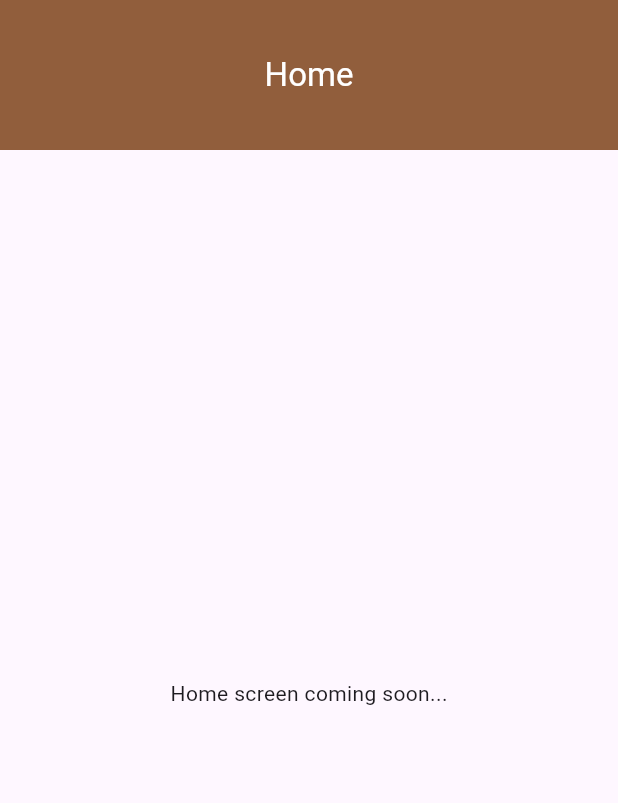
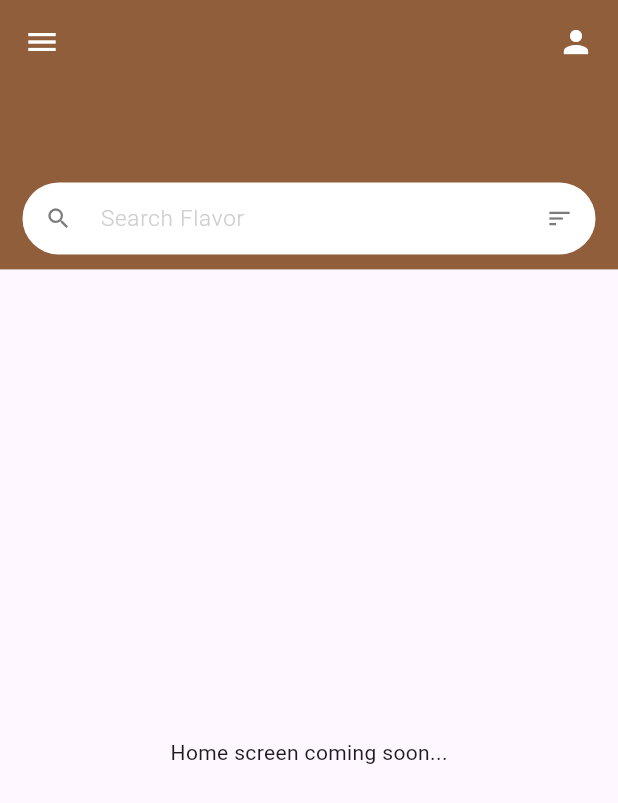
Before and after one commit to kainatnaeem/Flutter-Coffee-App, a Flutter app: the HomeScreen screen opened directly, on a phone screen of 412 x 824 dp. Shown: the top 803 px of the screen. Run offline on Flutter 3.47's test engine with Material 2 defaults, Android fonts, the phone set to English and light mode, and no system bars.

Commit message:
Splash + Home Screen

```diff
--- /dev/null
+++ b/lib/core/utils/widgets/search_field.dart
@@ -0,0 +1,44 @@
+import 'package:flutter/material.dart';
+
+class HomeSearchField extends StatelessWidget {
+  const HomeSearchField({
+    Key? key,
+  }) : super(key: key);
+
+  @override
+  Widget build(BuildContext context) {
+    return TextField(
+      decoration: InputDecoration(
+          isDense: true,
+          contentPadding: EdgeInsets.symmetric(horizontal: 0, vertical: 0),
+          border: OutlineInputBorder(
+            borderRadius: BorderRadius.all(
+              Radius.circular(50.0),
+            ),
+             borderSide: const BorderSide(
+                                  width: 0,
+                                  style: BorderStyle.none,
+                                ),
+
+            //borderSide: .none,
+          ),
+          filled: true,
+          prefixIcon: Icon(
+            Icons.search,
+            color: Color(0xff7b7b7b),
+          ),
+          fillColor: Colors.white,
+          suffixIcon: Icon(
+            Icons.sort,
+            color: Color(0xff7b7b7b),
+          ),
+        //  hintStyle: new TextStyle(color: Color(0xFFd0cece), fontSize: 18),
+          hintText: "Search Flavor",
+         hintStyle:TextStyle(
+                          color: Color(0xFFd0cece),
+                          fontWeight: FontWeight.w300,
+                          fontSize: 15)
+         ),
+    );
+  }
+}
--- a/lib/core/views/home_screen.dart
+++ b/lib/core/views/home_screen.dart
@@ -1,5 +1,6 @@
 import 'package:flutter/material.dart';
 import 'package:flutter_coffee_app/core/utils/constants.dart';
+import 'package:flutter_coffee_app/core/utils/widgets/search_field.dart';
 
 class HomeScreen extends StatefulWidget {
   const HomeScreen({super.key});
@@ -11,13 +12,33 @@ class HomeScreen extends StatefulWidget {
 class _HomeScreenState extends State<HomeScreen> {
   @override
   Widget build(BuildContext context) {
-    return Scaffold(
+    double widgetHeight = MediaQuery.of(context).size.height;
+    double widgetWidth = MediaQuery.of(context).size.width;
+    return DefaultTabController(
+      length: 3,
+      child: Scaffold(
+        //  drawer: Drawer(backgroundColor: MyColors.whiteColor,),
         appBar: AppBar(
+            leading: Padding(
+              padding: const EdgeInsets.all(16.0),
+              child: Icon(Icons.menu, color: MyColors.whiteColor),
+            ),
+            actions: [
+              Padding(
+                padding: const EdgeInsets.only(right: 16.0),
+                child: Icon(Icons.person, color: MyColors.whiteColor),
+              ),
+            ],
             centerTitle: true,
-        title:Text("Home",style: TextStyle(color:MyColors.whiteColor)),backgroundColor: MyColors.mybgcolor,toolbarHeight: 100),
-      body:
-
-     Center(
+            backgroundColor: MyColors.mybgcolor,
+            bottom: PreferredSize(
+                preferredSize: Size.fromHeight(widgetHeight * .15),
+                child: Padding(
+                  padding:
+                      const EdgeInsets.symmetric(horizontal: 15, vertical: 10),
+                  child: HomeSearchField(),
+                ))),
+        body: Center(
           child: Column(
             mainAxisAlignment: MainAxisAlignment.center,
             crossAxisAlignment: CrossAxisAlignment.center,
@@ -25,6 +46,8 @@ class _HomeScreenState extends State<HomeScreen> {
               Text("Home screen coming soon..."),
             ],
           ),
-     ),);
+        ),
+      ),
+    );
   }
 }
```
Lines whose indentation alone changed are shown as unchanged.
